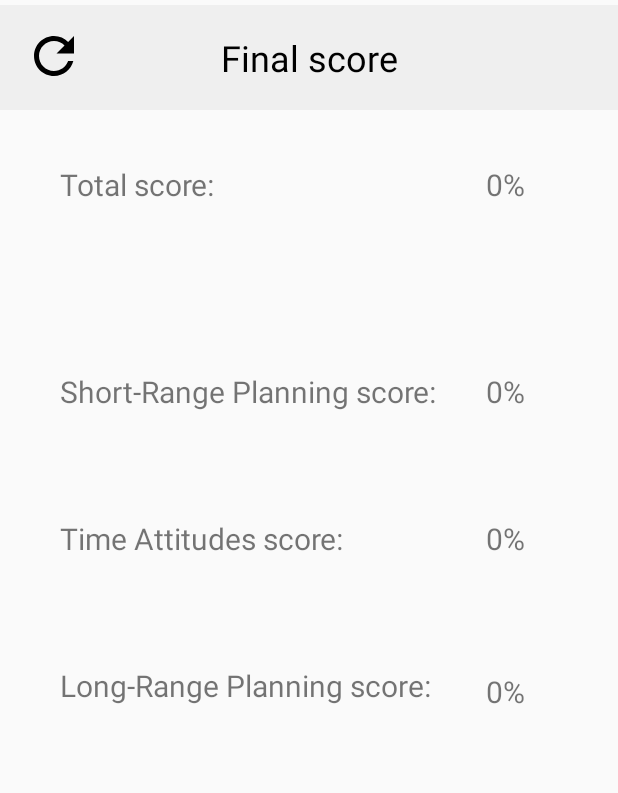
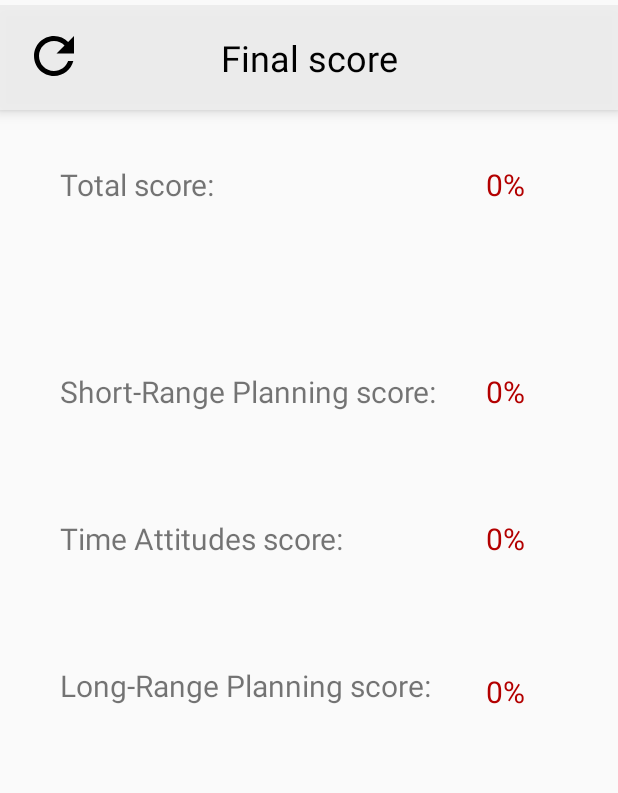
Before and after one commit to jantoktosunov/Timemanagament-App-Android, an Android app: the fragment QuestEndFragment placed in its activity, on a phone screen of 412 x 824 dp. Shown: the part 205-998 px from the top of the screen. Run offline under Robolectric (Android 15) with nearby library versions, the phone set to English and light mode, and no system bars; 5 statements that could not run were skipped.

```diff
--- a/app/src/main/java/de/fh_zwickau/timemanagement2/HomeFragment.java
+++ b/app/src/main/java/de/fh_zwickau/timemanagement2/HomeFragment.java
@@ -63,6 +63,14 @@ public class HomeFragment extends Fragment implements Serializable {
         containerFragment = (HomeContainerFragment) getArguments().getSerializable(HOME_CONTAINER_FRAGMENT_KEY);
         listView = view.findViewById(R.id.list_tasks);
         tasks = MainActivity.getTasks();
+        Collections.sort(tasks, new Comparator<Task>() {
+            @Override
+            public int compare(Task t1, Task t2) {
+                if(t1.getDate().after(t2.getDate())){
+                    return 1;
+                } else return -1;
+            }
+        });
         adapter = new TaskAdapter(tasks, getActivity().getApplicationContext());
         listView.setAdapter(adapter);
         Spinner spinner = view.findViewById(R.id.spinnerT);
--- a/app/src/main/java/de/fh_zwickau/timemanagement2/QuestEndFragment.java
+++ b/app/src/main/java/de/fh_zwickau/timemanagement2/QuestEndFragment.java
@@ -10,9 +10,11 @@ import android.view.ViewGroup;
 import android.widget.ImageView;
 import android.widget.TextView;
 
-public class QuestEndFragment extends Fragment {
+import java.io.Serializable;
+
+public class QuestEndFragment extends Fragment implements Serializable {
     private static final String QUEST_BASIC_FRAGMENT_KEY = "quest_basic_fragment_key";
-    private View questEndView;
+    private transient View questEndView;
     public static QuestEndFragment newInstance(QuestBasicFragment questBasicFragment) {
         QuestEndFragment questEndFragment = new QuestEndFragment();
         Bundle args = new Bundle();
--- a/app/src/main/res/layout/fragment_add.xml
+++ b/app/src/main/res/layout/fragment_add.xml
@@ -15,6 +15,7 @@
         android:gravity="center"
         android:text="@string/add_task"
         android:textColor="@color/black"
+        android:elevation="5dp"
         android:textSize="24sp"
         tools:layout_editor_absoluteX="115dp"
         tools:layout_editor_absoluteY="0dp" />
@@ -62,6 +63,7 @@
         android:layout_height="41dp"
         android:layout_marginEnd="16dp"
         android:layout_marginTop="16dp"
+        android:elevation="5dp"
         app:layout_constraintEnd_toEndOf="parent"
         app:layout_constraintTop_toTopOf="parent"
         app:srcCompat="@drawable/ic_done_black_24dp" />
--- a/app/src/main/res/layout/fragment_edit.xml
+++ b/app/src/main/res/layout/fragment_edit.xml
@@ -13,6 +13,7 @@
         android:background="@color/colorBottomNav"
         android:gravity="center"
         android:text="@string/edit_task"
+        android:elevation="5dp"
         android:textColor="@color/black"
         android:textSize="24sp"
         app:layout_constraintEnd_toEndOf="parent"
@@ -59,6 +60,7 @@
         android:layout_height="35dp"
         android:layout_marginStart="16dp"
         android:layout_marginTop="20dp"
+        android:elevation="5dp"
         app:layout_constraintStart_toStartOf="parent"
         app:layout_constraintTop_toTopOf="parent"
         app:srcCompat="@drawable/ic_close_black_24dp" />
@@ -69,6 +71,7 @@
         android:layout_height="41dp"
         android:layout_marginEnd="16dp"
         android:layout_marginTop="16dp"
+        android:elevation="5dp"
         app:layout_constraintEnd_toEndOf="parent"
         app:layout_constraintTop_toTopOf="parent"
         app:srcCompat="@drawable/ic_done_black_24dp" />
--- a/app/src/main/res/layout/fragment_links.xml
+++ b/app/src/main/res/layout/fragment_links.xml
@@ -41,6 +41,7 @@
         android:text="Links"
         android:textColor="@color/black"
         android:textSize="24sp"
+        android:elevation="5dp"
         app:layout_constraintTop_toTopOf="parent"
         app:layout_constraintStart_toStartOf="parent" />
 
--- a/app/src/main/res/layout/fragment_quest_1.xml
+++ b/app/src/main/res/layout/fragment_quest_1.xml
@@ -14,6 +14,7 @@
         android:text=""
         android:textColor="@color/black"
         android:textSize="24sp"
+        android:elevation="5dp"
         app:layout_constraintEnd_toEndOf="parent"
         app:layout_constraintStart_toStartOf="parent"
         app:layout_constraintTop_toTopOf="parent" />
@@ -37,6 +38,7 @@
         android:layout_height="48dp"
         android:layout_marginEnd="5dp"
         android:layout_marginTop="12dp"
+        android:elevation="5dp"
         app:layout_constraintEnd_toEndOf="@+id/quest1_txt_header"
         app:layout_constraintTop_toTopOf="parent"
         app:srcCompat="@drawable/ic_navigate_next_black_24dp" />
@@ -102,6 +104,7 @@
         android:layout_height="35dp"
         android:layout_marginStart="16dp"
         android:layout_marginTop="20dp"
+        android:elevation="5dp"
         app:layout_constraintStart_toStartOf="parent"
         app:layout_constraintTop_toTopOf="parent"
         app:srcCompat="@drawable/ic_close_black_24dp" />
--- a/app/src/main/res/layout/fragment_quest_end.xml
+++ b/app/src/main/res/layout/fragment_quest_end.xml
@@ -12,6 +12,7 @@
         android:gravity="center"
         android:text="@string/final_score"
         android:textColor="@color/black"
+        android:elevation="5dp"
         android:textSize="24sp"
         app:layout_constraintEnd_toEndOf="parent"
         app:layout_constraintStart_toStartOf="parent"
@@ -25,6 +26,7 @@
         android:layout_marginTop="36dp"
         android:text=""
         android:textSize="20sp"
+        android:textColor="@color/date_color"
         app:layout_constraintEnd_toEndOf="parent"
         app:layout_constraintTop_toBottomOf="@+id/quest_end_txt_header" />
 
@@ -59,6 +61,7 @@
         android:layout_marginTop="80dp"
         android:text=""
         android:textSize="20sp"
+        android:textColor="@color/date_color"
         app:layout_constraintEnd_toEndOf="parent"
         app:layout_constraintTop_toBottomOf="@+id/txt_quest_end_final_score" />
 
@@ -83,6 +86,7 @@
         android:layout_marginTop="40dp"
         android:text=""
         android:textSize="20sp"
+        android:textColor="@color/date_color"
         app:layout_constraintEnd_toEndOf="parent"
         app:layout_constraintTop_toBottomOf="@+id/txt_quest_end_factor1_score" />
 
@@ -105,6 +109,7 @@
         android:layout_marginTop="44dp"
         android:text=""
         android:textSize="20sp"
+        android:textColor="@color/date_color"
         app:layout_constraintEnd_toEndOf="parent"
         app:layout_constraintTop_toBottomOf="@+id/txt_quest_end_factor2_score" />
 
@@ -114,6 +119,7 @@
         android:layout_height="40dp"
         android:layout_marginStart="16dp"
         android:layout_marginTop="14dp"
+        android:elevation="5dp"
         app:layout_constraintStart_toStartOf="parent"
         app:layout_constraintTop_toTopOf="parent"
         app:srcCompat="@drawable/ic_again_black_24dp" />
--- a/app/src/main/res/layout/fragment_quest_start.xml
+++ b/app/src/main/res/layout/fragment_quest_start.xml
@@ -11,6 +11,7 @@
         android:gravity="center"
         android:text="@string/Start_questionnaire"
         android:textColor="@color/black"
+        android:elevation="5dp"
         android:textSize="24sp"
         app:layout_constraintEnd_toEndOf="parent"
         app:layout_constraintStart_toStartOf="parent"
@@ -35,6 +36,7 @@
         android:layout_height="48dp"
         android:layout_marginEnd="5dp"
         android:layout_marginTop="12dp"
+        android:elevation="5dp"
         app:layout_constraintEnd_toEndOf="@+id/quest_txt_header"
         app:layout_constraintTop_toTopOf="parent"
         app:srcCompat="@drawable/ic_navigate_next_black_24dp" />
```
